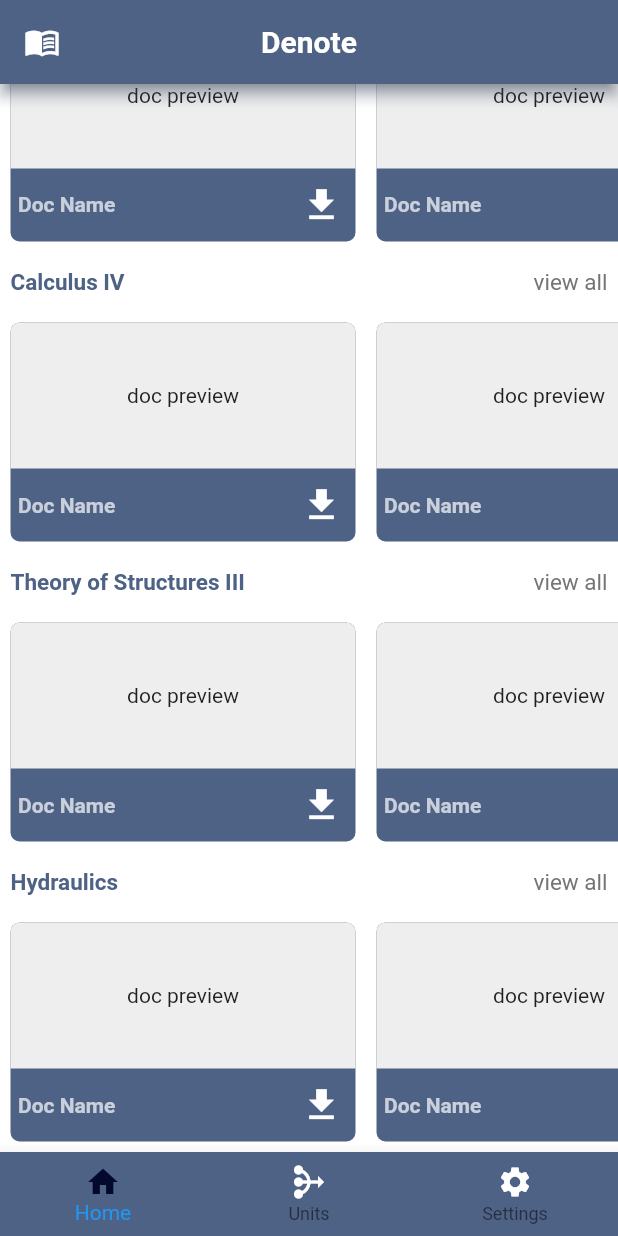
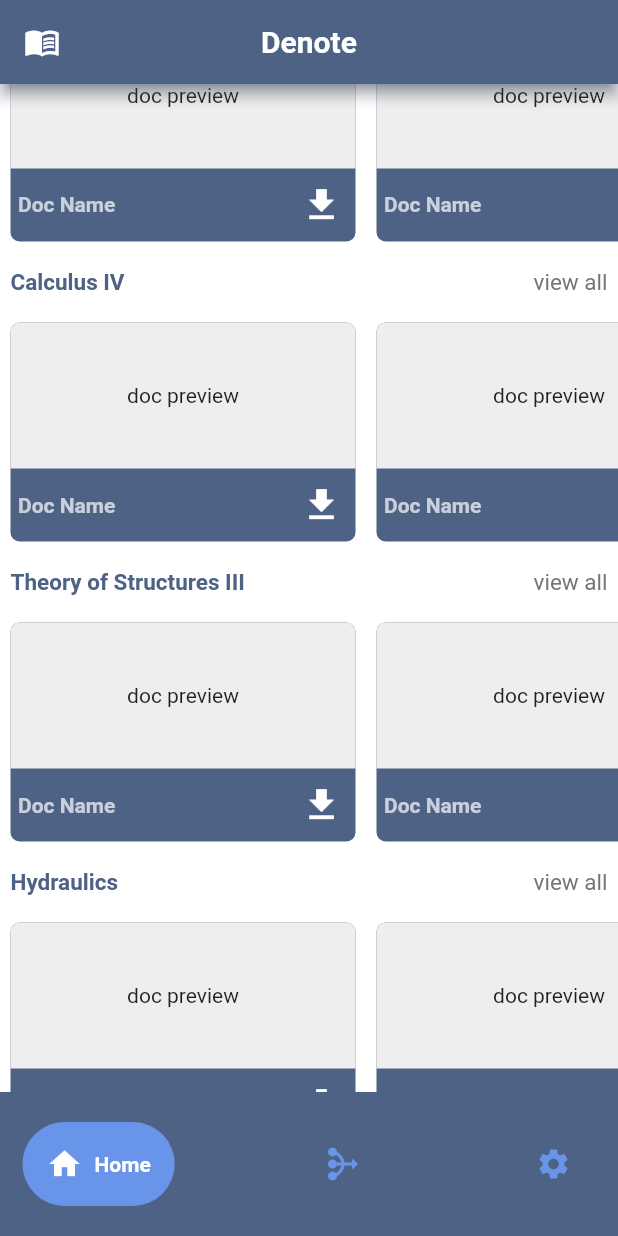
Before and after one commit to dev-vickie/denote, a Flutter app: the HomePage screen opened directly, scrolled down 88 dp, on a phone screen of 412 x 824 dp. Run offline on Flutter 3.47's test engine with Material 2 defaults, Android fonts, the light colour scheme and no system bars; drawn by our look-alikes of google_nav_bar.

Commit message:
FR - Add bottom nav bar

```diff
--- a/lib/auth/pages/login_page.dart
+++ b/lib/auth/pages/login_page.dart
@@ -2,7 +2,6 @@ import 'package:denote/auth/pages/forgot_password.dart';
 import 'package:denote/auth/pages/register_page.dart';
 import 'package:denote/homepages/home_builder/homepage.dart';
 import 'package:flutter/material.dart';
-
 import '../../constants/constants.dart';
 import '../widgets/custom_textfield.dart';
 import '../widgets/page_text.dart';
@@ -121,7 +120,7 @@ class _LoginPageState extends State<LoginPage> {
                     onTap: () {
                       Navigator.of(context).push(
                         MaterialPageRoute(
-                          builder: (context) => HomePage(),
+                          builder: (context) => const HomePage(),
                         ),
                       );
                       if (_formKey.currentState!.validate()) {
--- a/lib/constants/constants.dart
+++ b/lib/constants/constants.dart
@@ -1,4 +1,5 @@
 import 'package:flutter/material.dart';
 
+var kMainLightColor = const Color.fromARGB(255, 104, 149, 233);
 var kMainDarkColor = const Color.fromARGB(255, 78, 98, 134);
 const kHorizontalPadding = 25.0;
--- a/lib/homepages/home_builder/homepage.dart
+++ b/lib/homepages/home_builder/homepage.dart
@@ -1,4 +1,5 @@
 import 'package:denote/constants/constants.dart';
+import 'package:google_nav_bar/google_nav_bar.dart';
 import 'package:flutter/material.dart';
 import '../first_page/first_page.dart';
 import '../second_page.dart';
@@ -39,21 +40,37 @@ class _HomePageState extends State<HomePage> {
 
       //Bottom Nav Bar
 
-      bottomNavigationBar: BottomNavigationBar(
-        currentIndex: selectedPage,
-        onTap: pageNavigator,
-        type: BottomNavigationBarType.fixed,
-        items: const [
-          BottomNavigationBarItem(icon: Icon(Icons.home), label: "Home"),
-          BottomNavigationBarItem(
-              icon: Icon(Icons.mediation_outlined), label: "Units"),
-          BottomNavigationBarItem(
-              icon: Icon(Icons.settings), label: "Settings"),
-        ],
-        backgroundColor: kMainDarkColor,
-        unselectedIconTheme: const IconThemeData(color: Colors.white),
-        selectedIconTheme:
-            const IconThemeData(color: Color.fromARGB(255, 3, 9, 44)),
+      bottomNavigationBar: Container(
+        color: kMainDarkColor,
+        child: Padding(
+          padding: const EdgeInsets.symmetric(horizontal: 15, vertical: 20),
+          child: GNav(
+            padding: const EdgeInsets.all(16),
+            backgroundColor: kMainDarkColor,
+            tabBackgroundColor: kMainLightColor,
+            color: kMainLightColor,
+            activeColor: Colors.white,
+            gap: 8.0,
+            selectedIndex: selectedPage,
+            onTabChange: (value) {
+              pageNavigator(value);
+            },
+            tabs: const [
+              GButton(
+                icon: Icons.home,
+                text: "Home",
+              ),
+              GButton(
+                icon: Icons.mediation_rounded,
+                text: "Units",
+              ),
+              GButton(
+                icon: Icons.settings,
+                text: "Settings",
+              ),
+            ],
+          ),
+        ),
       ),
     );
   }
--- a/pubspec.yaml
+++ b/pubspec.yaml
@@ -36,6 +36,7 @@ dependencies:
   # The following adds the Cupertino Icons font to your application.
   # Use with the CupertinoIcons class for iOS style icons.
   cupertino_icons: ^1.0.2
+  google_nav_bar: ^5.0.6
 
 dev_dependencies:
   flutter_test:
```
Also changed, not shown: pubspec.lock.
